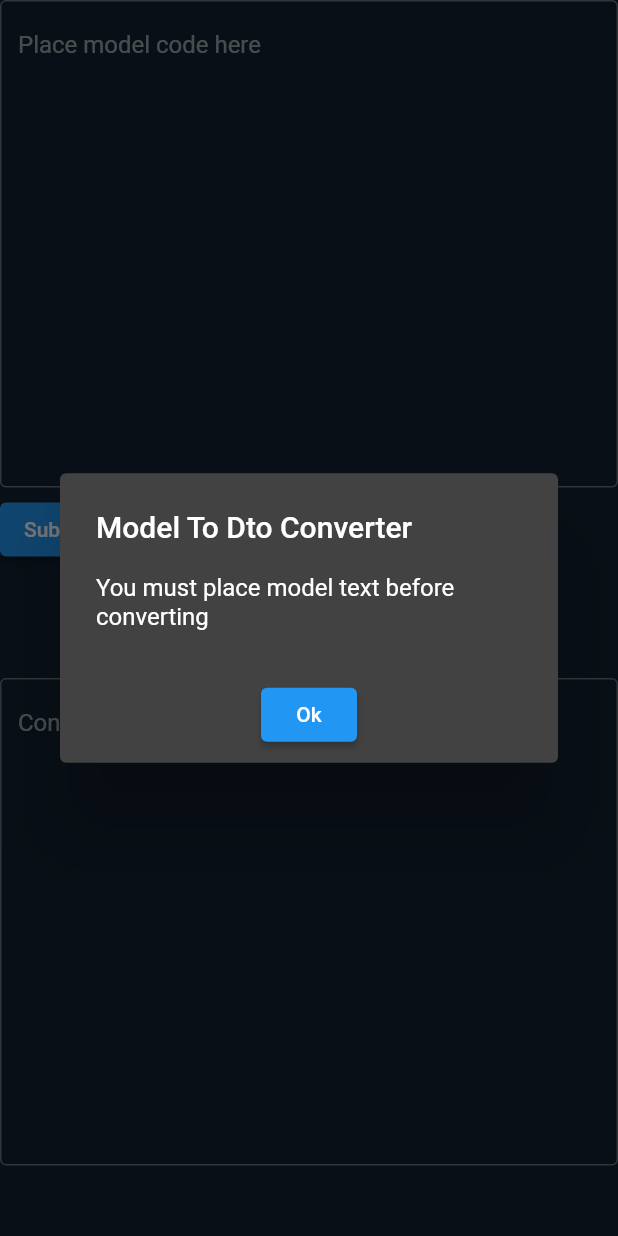
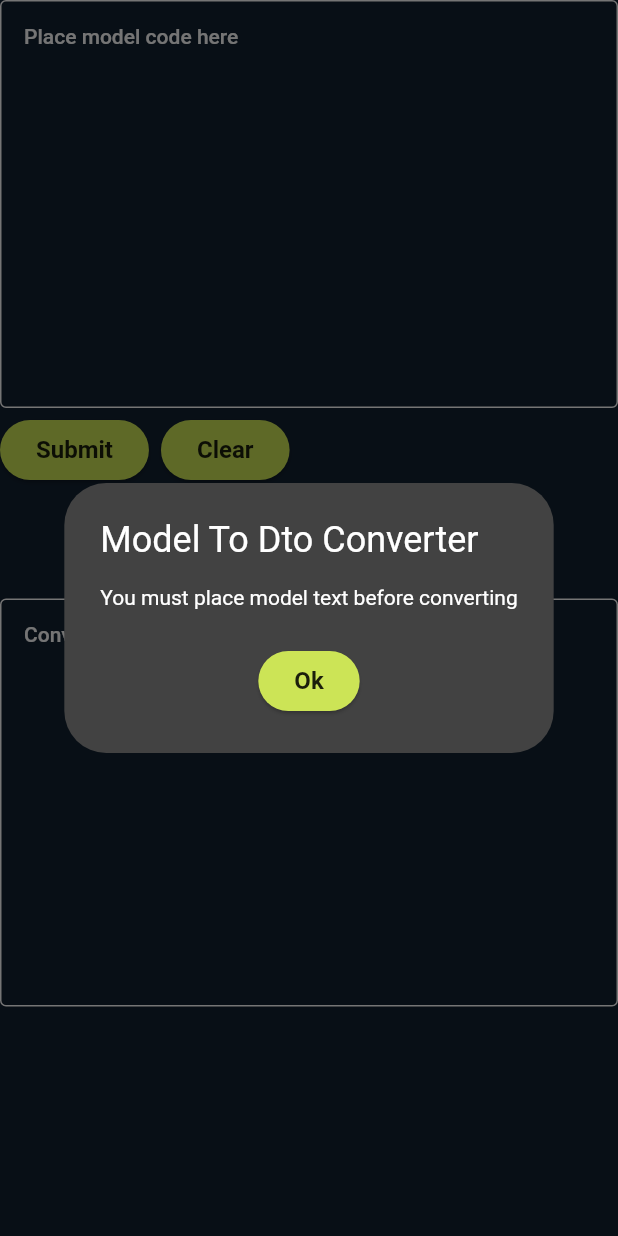
Before and after one commit to darius35150/modelConverter, a Flutter app: the screen it shows after launch, after a tap on "Submit", on a phone screen of 412 x 824 dp. Run offline on Flutter 3.47's test engine with Material 2 defaults, Android fonts, the phone set to English and light mode, and no system bars.

Commit message:
Changed ui from Material 2 to Material 3

```diff
--- a/lib/home/home.dart
+++ b/lib/home/home.dart
@@ -32,7 +32,15 @@ class _MyNewWidget extends State<MyWidget> {
               actions: <Widget>[
                 Center(
                     child: ElevatedButton(
-                      child: const Text('Ok'),
+                      style: ElevatedButton.styleFrom(
+                        backgroundColor:const Color.fromARGB(255, 204, 228, 86)
+                      ),
+                      child: const Text('Ok',
+                      style: TextStyle(
+                        color: Colors.black87,
+                        fontWeight: FontWeight.bold,
+                        fontSize: 16
+                      ),),
                       onPressed: () {
                         Navigator.of(context).pop();
                       },
@@ -70,13 +78,30 @@ class _MyNewWidget extends State<MyWidget> {
       Row(
         children: [
           ElevatedButton(
+            style: ElevatedButton.styleFrom(
+              backgroundColor:const Color.fromARGB(255, 204, 228, 86)
+            ),
             onPressed: convertData,
-            child: const Text('Submit'),
+            child: const Text('Submit',
+            style: TextStyle(
+              color: Colors.black87,
+              fontWeight: FontWeight.bold,
+              fontSize: 16
+            ),),
           ),
           const SizedBox(width: 8,),
           ElevatedButton(
+
+            style: ElevatedButton.styleFrom(
+              backgroundColor: const Color.fromARGB(255, 204, 228, 86)
+            ),
             onPressed: clearData,
-            child: const Text('Clear'),
+            child: const Text('Clear',
+            style: TextStyle(
+              color: Colors.black87,
+              fontWeight: FontWeight.bold,
+              fontSize: 16
+            ),),
           ),
         ],
       ),
--- a/lib/main.dart
+++ b/lib/main.dart
@@ -15,6 +15,7 @@ class MyApp extends StatelessWidget {
     return MaterialApp(
         theme: ThemeData.dark().copyWith(
           scaffoldBackgroundColor: darkBlue,
+          useMaterial3: true
         ),
         debugShowCheckedModeBanner: false,
         home: const Scaffold(
```
